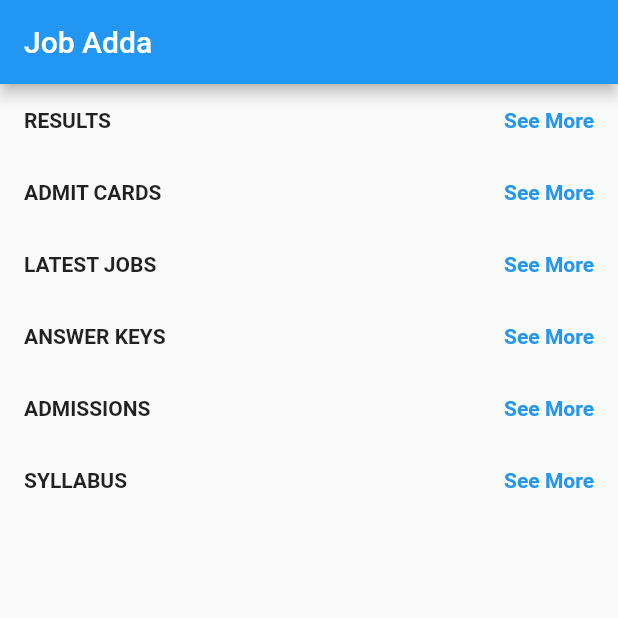
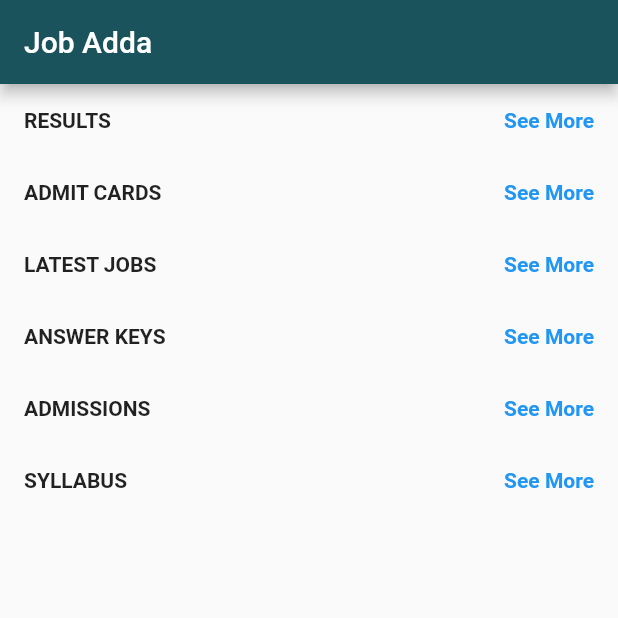
Before and after one commit to apvinit/jobadda, a Flutter app: the screen it shows after launch, on a phone screen of 412 x 824 dp, the top half of it. Run offline on Flutter 3.47's test engine with Material 2 defaults, Android fonts, the phone set to English and light mode, and no system bars; our stand-ins replace cloud_firestore, shimmer; missing offline and left inert: flutter_custom_tabs; accounts and stored records are empty.

Commit message:
use custom primary secondary color

```diff
--- a/lib/main.dart
+++ b/lib/main.dart
@@ -4,13 +4,13 @@ import 'package:jobadda/home_page.dart';
 void main() => runApp(MyApp());
 
 class MyApp extends StatelessWidget {
-  // This widget is the root of your application.
   @override
   Widget build(BuildContext context) {
     return MaterialApp(
       title: 'Job Adda',
       theme: ThemeData(
-        primarySwatch: Colors.blue,
+        primaryColor: Color(0xFF1A535C),
+        accentColor: Color(0xFFFF735E),
       ),
       home: HomePage(),
     );
```
